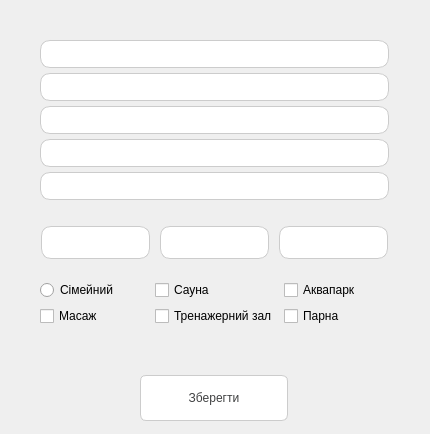
Above: OOPCourseProject/AddNewAbonement.ui from Volchonak/OOPCourseProject before the change. Below: the same form after it.
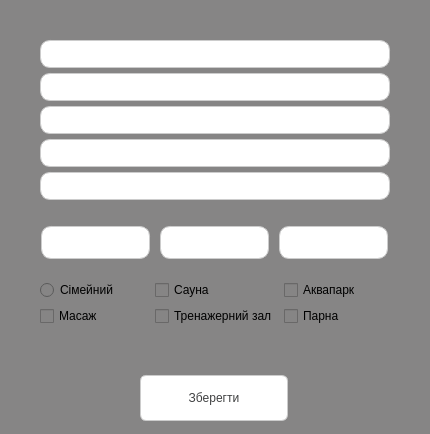
That is the form after the change. Icons and pictures are not drawn. Custom widgets are drawn as their Qt base class.

The edit to the form file:
```diff
--- a/OOPCourseProject/AddNewAbonement.ui
+++ b/OOPCourseProject/AddNewAbonement.ui
@@ -14,10 +14,7 @@
    <string>Додавання студента</string>
   </property>
   <property name="styleSheet">
-   <string notr="true">QDialog
-{
-	background:white;
-}</string>
+   <string notr="true">background-color: rgb(134, 133, 133);</string>
   </property>
   <widget class="QPushButton" name="PushButtonAddAbonement">
    <property name="geometry">
@@ -61,7 +58,7 @@
     <rect>
      <x>40</x>
      <y>20</y>
-     <width>352</width>
+     <width>353</width>
      <height>321</height>
     </rect>
    </property>
```
Left out of the diff: 2 changed lines with no effect on the pictures.
